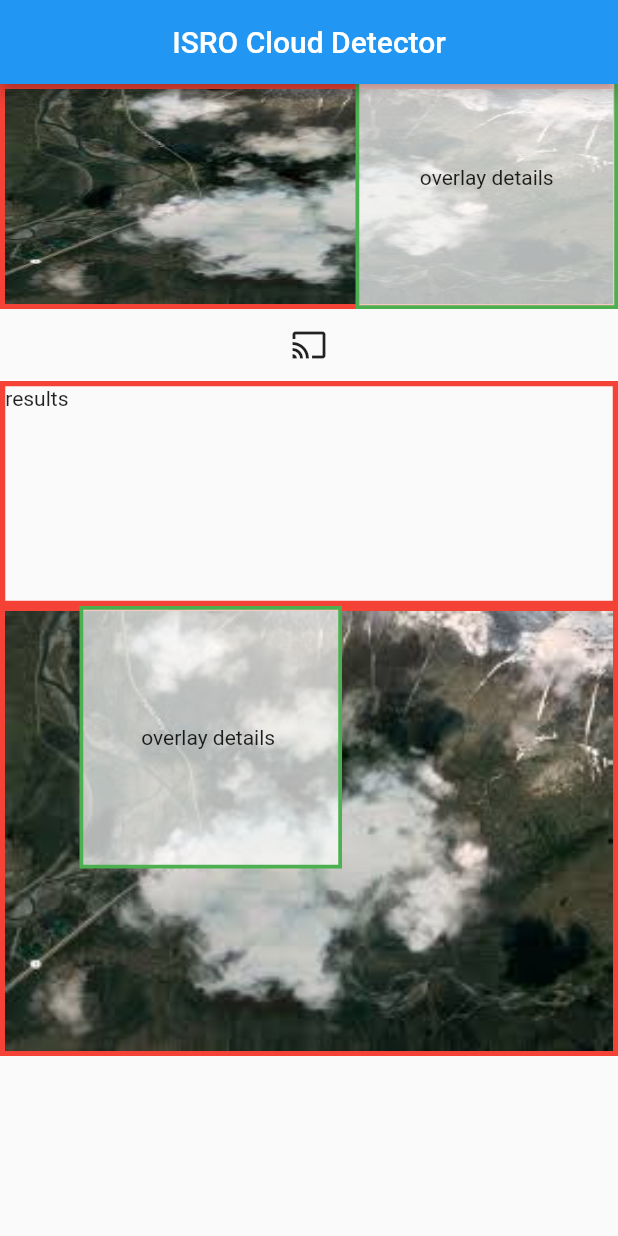
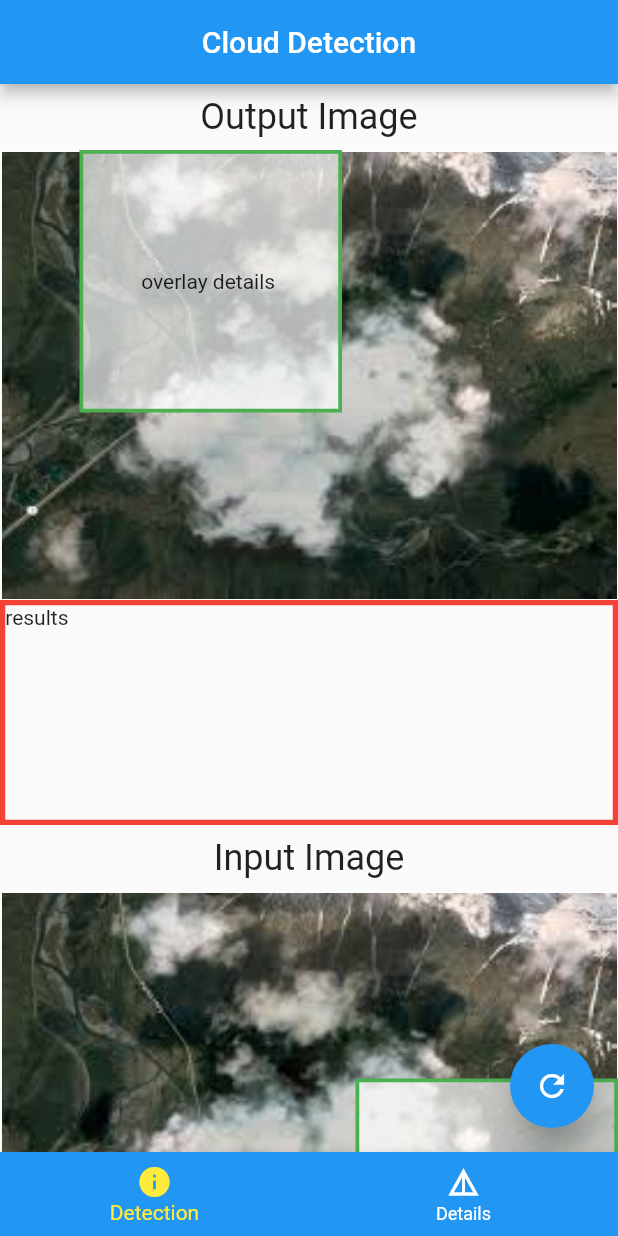
Before and after one commit to pmj9911/SIH-ISRO-CloudDetection, a Flutter app: the screen it shows after launch, after a tap on the "cast" icon, on a phone screen of 412 x 824 dp. Run offline on Flutter 3.47's test engine with Material 2 defaults, Android fonts, the phone set to English and light mode, and no system bars.

Commit message:
ui changed day 2

```diff
--- /dev/null
+++ b/lib/cloud_details_screen.dart
@@ -0,0 +1,37 @@
+import 'package:flutter/material.dart';
+
+import 'input_image_screen.dart';
+
+class CloudDetails extends StatefulWidget {
+  @override
+  _CloudDetailsState createState() => _CloudDetailsState();
+}
+
+class _CloudDetailsState extends State<CloudDetails> {
+  Widget resultContainer() {
+    return Container(
+      child: Text("details of point selected"),
+      // mainAxisAlignment: MainAxisAlignment.center,
+      width: double.infinity,
+      height: 300,
+      margin: const EdgeInsets.only(top: 15),
+      // padding: const EdgeInsets.all(3.0),
+      decoration: BoxDecoration(
+        border: Border.all(
+          color: Colors.red,
+          width: 3.5,
+        ),
+      ),
+    );
+  }
+
+  @override
+  Widget build(BuildContext context) {
+    return Column(
+      children: <Widget>[
+        InputImageScreen("assets/images/cloud1.jpg", 300),
+        resultContainer(),
+      ],
+    );
+  }
+}
--- a/lib/cloud_screen.dart
+++ b/lib/cloud_screen.dart
@@ -3,14 +3,14 @@ import 'package:flutter/material.dart';
 import 'input_image_screen.dart';
 import 'overlay_details_widget.dart';
 
-class CloudScreen extends StatefulWidget {
+class CloudDetectionScreen extends StatefulWidget {
   final double heightImg = 300;
   // CloudScreen(this.heightImg);
   @override
-  _CloudScreenState createState() => _CloudScreenState();
+  _CloudDetectionScreenState createState() => _CloudDetectionScreenState();
 }
 
-class _CloudScreenState extends State<CloudScreen> {
+class _CloudDetectionScreenState extends State<CloudDetectionScreen> {
   bool buttonPressed = false;
   Widget resultContainer = Container(
     child: Text("results"),
@@ -28,16 +28,19 @@ class _CloudScreenState extends State<CloudScreen> {
   );
   @override
   Widget build(BuildContext context) {
-    return Column(
+    Widget inputBox = Stack(
       children: <Widget>[
-        Stack(
-          children: <Widget>[
-            InputImageScreen(
-                "assets/images/cloud1.jpg", !buttonPressed ? 300 : 150),
+        InputImageScreen("assets/images/cloud1.jpg", widget.heightImg),
         OverlayDetails("overlay details", 0, 0),
       ],
-        ),
-        IconButton(
+    );
+    Widget outputBox = Stack(
+      children: <Widget>[
+        InputImageScreen("assets/images/cloud1.jpg", widget.heightImg),
+        OverlayDetails("overlay details ", 125, 184),
+      ],
+    );
+    Widget castButton = IconButton(
       onPressed: () {
         setState(() {
           buttonPressed = true;
@@ -47,15 +50,55 @@ class _CloudScreenState extends State<CloudScreen> {
       icon: Icon(
         Icons.cast,
       ),
+    );
+    return Scaffold(
+      body: SingleChildScrollView(
+        child: Column(
+          children: <Widget>[
+            buttonPressed ? SizedBox() : inputBox,
+            buttonPressed ? SizedBox() : castButton,
+            Padding(
+              padding: const EdgeInsets.all(8.0),
+              child: buttonPressed
+                  ? Center(
+                      child: Text(
+                        "Output Image",
+                        style: TextStyle(
+                          fontSize: 24,
                         ),
-        !buttonPressed ? SizedBox() : resultContainer,
-        Stack(
-          children: <Widget>[
-            InputImageScreen("assets/images/cloud1.jpg", 300),
-            OverlayDetails("overlay details ", 125, 184),
+                      ),
+                    )
+                  : SizedBox(),
+            ),
+            buttonPressed ? outputBox : SizedBox(),
+            buttonPressed ? resultContainer : SizedBox(),
+            Padding(
+              padding: const EdgeInsets.all(8.0),
+              child: buttonPressed
+                  ? Center(
+                      child: Text(
+                        "Input Image",
+                        style: TextStyle(
+                          fontSize: 24,
+                        ),
+                      ),
+                    )
+                  : SizedBox(),
+            ),
+            buttonPressed ? inputBox : SizedBox(),
           ],
         ),
-      ],
+      ),
+      floatingActionButtonLocation: FloatingActionButtonLocation.endFloat,
+      floatingActionButton: FloatingActionButton(
+        elevation: 10,
+        child: Icon(Icons.refresh),
+        onPressed: () {
+          setState(() {
+            buttonPressed = false;
+          });
+        },
+      ),
     );
   }
 }
--- a/lib/input_image_screen.dart
+++ b/lib/input_image_screen.dart
@@ -23,8 +23,8 @@ class _InputImageScreenState extends State<InputImageScreen> {
       // padding: const EdgeInsets.all(3.0),
       decoration: BoxDecoration(
         border: Border.all(
-          color: Colors.red,
-          width: 3.5,
+          color: Colors.white54,
+          width: 1,
         ),
       ),
     );
--- a/lib/main.dart
+++ b/lib/main.dart
@@ -1,5 +1,7 @@
 import 'package:clouddetector/cloud_screen.dart';
 import 'package:flutter/material.dart';
+
+import 'cloud_details_screen.dart';
 
 void main() => runApp(MyApp());
 
@@ -26,16 +28,56 @@ class MyHomePage extends StatefulWidget {
 }
 
 class _MyHomePageState extends State<MyHomePage> {
+  List<Map<String, Object>> _pages;
+  bool refreshed = false;
+
+  @override
+  void initState() {
+    _pages = [
+      {
+        'page': CloudDetectionScreen(),
+        'title': 'Cloud Detection',
+      },
+      {
+        'page': CloudDetails(),
+        'title': 'Cloud Details',
+      },
+    ];
+    super.initState();
+  }
+
+  int _selectedPageIndex = 0;
+  void _selectPage(int index) {
+    setState(() {
+      _selectedPageIndex = index;
+    });
+  }
+
   @override
   Widget build(BuildContext context) {
     return Scaffold(
       appBar: AppBar(
         title: Center(
-          child: Text(widget.title),
+          child: Text(_pages[_selectedPageIndex]['title']),
         ),
       ),
-      body: Center(
-        child: CloudScreen(),
+      body: _pages[_selectedPageIndex]['page'],
+      bottomNavigationBar: BottomNavigationBar(
+        onTap: _selectPage,
+        backgroundColor: Theme.of(context).primaryColor,
+        unselectedItemColor: Colors.white,
+        selectedItemColor: Colors.yellow,
+        currentIndex: _selectedPageIndex,
+        items: [
+          BottomNavigationBarItem(
+            icon: Icon(Icons.info),
+            title: Text("Detection"),
+          ),
+          BottomNavigationBarItem(
+            icon: Icon(Icons.details),
+            title: Text("Details"),
+          ),
+        ],
       ),
     );
   }
```
Lines whose indentation alone changed are shown as unchanged.
